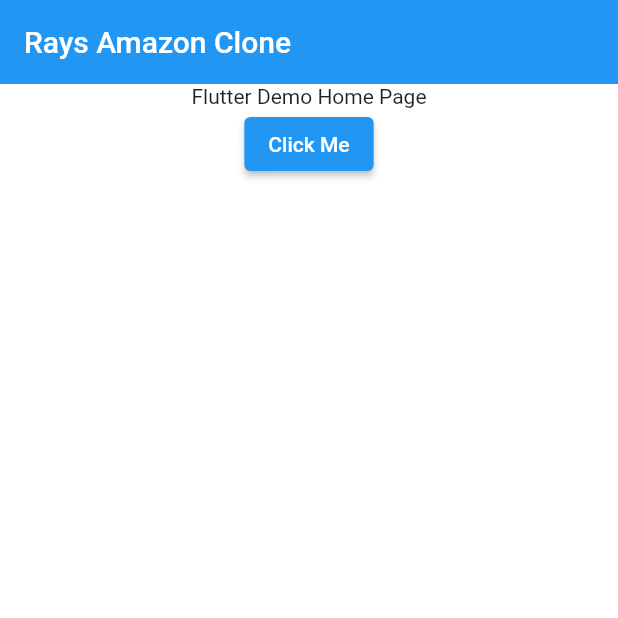
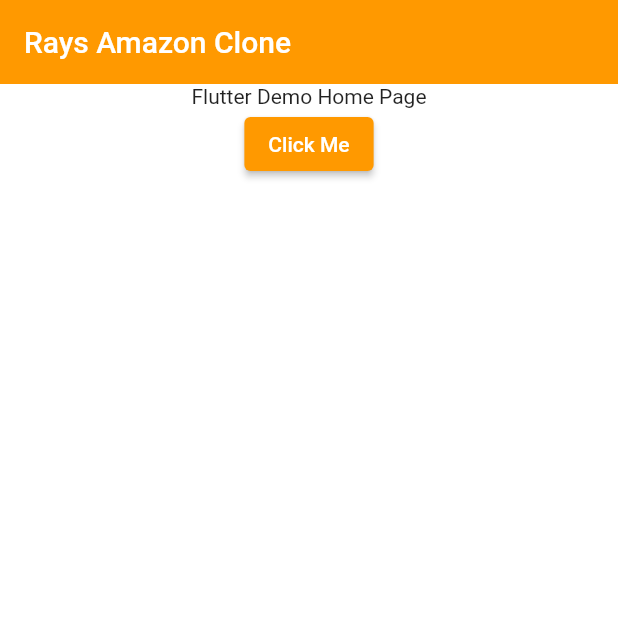
Before and after one commit to rayct/amazon_clone, a Flutter app: the screen it shows after launch, on a phone screen of 412 x 824 dp, the top half of it. Run offline on Flutter 3.47's test engine with Material 2 defaults, Android fonts, the phone set to English and light mode, and no system bars.

```diff
--- a/lib/main.dart
+++ b/lib/main.dart
@@ -15,6 +15,9 @@ class MyApp extends StatelessWidget {
       title: 'Amazon Clone',
       theme: ThemeData(
         scaffoldBackgroundColor: GlobalVariables.backgroundColor,
+        colorScheme: const ColorScheme.light(
+          primary: GlobalVariables.secondaryColor,
+        ),
         appBarTheme: const AppBarTheme(
           elevation: 0,
           iconTheme: IconThemeData(
@@ -29,13 +32,14 @@ class MyApp extends StatelessWidget {
         body: Column(
           children: [
             const Center(
-                child: Text(
-              'Flutter Demo Home Page',
-            )),
+              child: Text(
+                'Flutter Demo Home Page',
+              ),
+            ),
             ElevatedButton(
               onPressed: () {},
               child: Text('Click Me'),
-            ),
+            )
           ],
         ),
       ),
```
Also changed, not shown: lib/features/screens/auth_screen.dart (added, +16 -0 lines).
